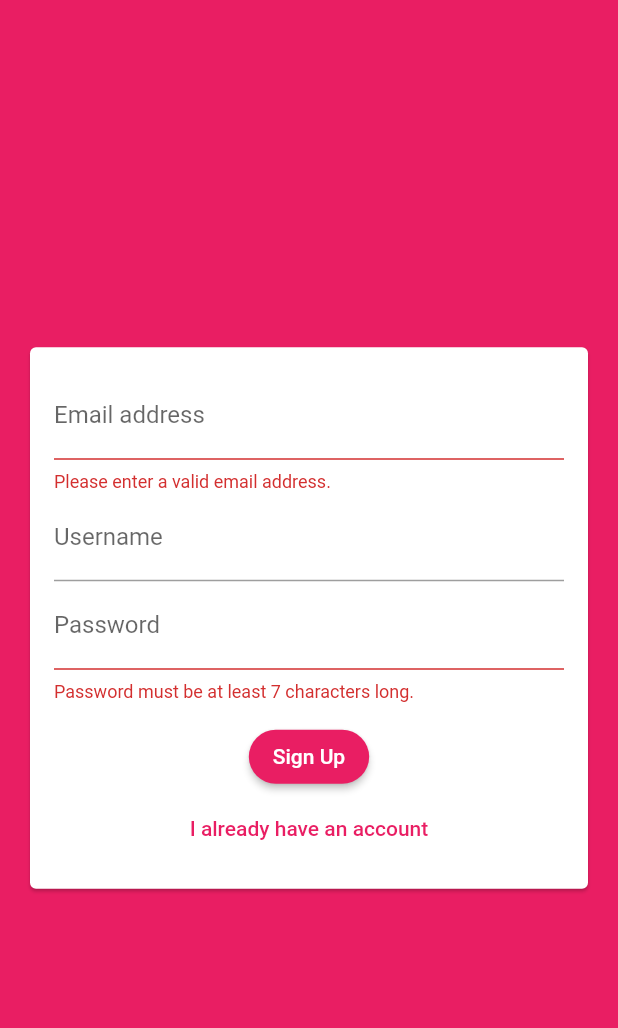
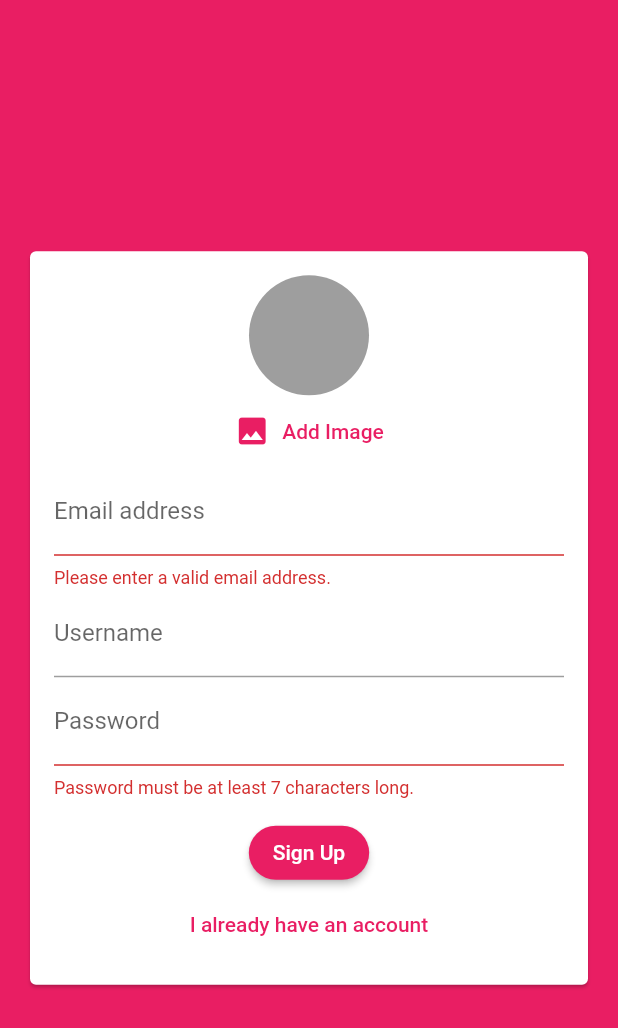
Before and after one commit to mertguler94/chat_app_flutter, a Flutter app: the screen it shows after launch, after a tap on "Login", after a tap on "Create new account", on a phone screen of 412 x 824 dp. Shown: the top 1028 px of the screen. Run offline on Flutter 3.47's test engine with Material 2 defaults, Android fonts, the phone set to English and light mode, and no system bars; our stand-ins replace cloud_firestore, firebase_auth, firebase_core, firebase_messaging, firebase_storage, image_picker; accounts and stored records are empty.

Commit message:
User profile image picker and uploader is completed along with minor UI modifications

```diff
--- a/lib/screens/auth_screen.dart
+++ b/lib/screens/auth_screen.dart
@@ -1,6 +1,8 @@
+import 'dart:io';
 import 'package:flutter/material.dart';
 import 'package:firebase_auth/firebase_auth.dart';
 import 'package:cloud_firestore/cloud_firestore.dart';
+import 'package:firebase_storage/firebase_storage.dart';
 
 import '../widgets/auth/auth_form.dart';
 
@@ -19,6 +21,7 @@ class _AuthScreenState extends State<AuthScreen> {
     String email,
     String password,
     String username,
+    File image,
     bool isLogin,
     // BuildContext ctx,
   ) async {
@@ -35,12 +38,22 @@ class _AuthScreenState extends State<AuthScreen> {
         authResult = await _auth.createUserWithEmailAndPassword(
             email: email, password: password);
 
+        final ref = FirebaseStorage.instance
+            .ref()
+            .child('user_images')
+            .child('${authResult.user!.uid}.jpg');
+
+        await ref.putFile(image).whenComplete(() => null);
+
+        final url = await ref.getDownloadURL();
+
         await FirebaseFirestore.instance
             .collection('users')
             .doc(authResult.user!.uid)
             .set({
           'username': username,
           'email': email,
+          'image_url': url,
         });
       }
     } on FirebaseAuthException catch (err) {
--- a/lib/widgets/auth/auth_form.dart
+++ b/lib/widgets/auth/auth_form.dart
@@ -1,4 +1,7 @@
+import 'dart:io';
 import 'package:flutter/material.dart';
+
+import './user_image_picker.dart';
 
 class AuthForm extends StatefulWidget {
   final bool isLoading;
@@ -6,6 +9,7 @@ class AuthForm extends StatefulWidget {
     String email,
     String password,
     String username,
+    File image,
     bool isLogin,
   ) submitFn;
 
@@ -22,15 +26,34 @@ class _AuthFormState extends State<AuthForm> {
   var _userEmail = '';
   var _userName = '';
   var _userPassword = '';
+  File? _userImageFile;
+
+  void _pickedImage(File image) {
+    _userImageFile = image;
+  }
 
   void _trySubmit() {
     final isValid = _formKey.currentState?.validate();
     FocusScope.of(context).unfocus();
 
+    if (_userImageFile == null && !_isLogin) {
+      ScaffoldMessenger.of(context).hideCurrentSnackBar();
+      ScaffoldMessenger.of(context).showSnackBar(SnackBar(
+        content: const Text('Please pick an image.'),
+        backgroundColor: Theme.of(context).colorScheme.error,
+      ));
+      return;
+    }
+
     if (isValid!) {
       _formKey.currentState?.save();
       widget.submitFn(
-          _userEmail.trim(), _userPassword.trim(), _userName.trim(), _isLogin);
+        _userEmail.trim(),
+        _userPassword.trim(),
+        _userName.trim(),
+        _userImageFile!,
+        _isLogin,
+      );
     }
   }
 
@@ -47,6 +70,7 @@ class _AuthFormState extends State<AuthForm> {
             child: Column(
               mainAxisSize: MainAxisSize.min,
               children: <Widget>[
+                if (!_isLogin) UserImagePicker(_pickedImage),
                 TextFormField(
                   key: const ValueKey('email'),
                   validator: ((value) {
--- /dev/null
+++ b/lib/widgets/auth/user_image_picker.dart
@@ -0,0 +1,46 @@
+import 'dart:io';
+
+import 'package:flutter/material.dart';
+import 'package:image_picker/image_picker.dart';
+
+class UserImagePicker extends StatefulWidget {
+  final void Function(File pickedImage) imagePickFn;
+  const UserImagePicker(this.imagePickFn, {super.key});
+
+  @override
+  State<UserImagePicker> createState() => _UserImagePickerState();
+}
+
+class _UserImagePickerState extends State<UserImagePicker> {
+  File? _pickedImage;
+
+  void _pickImage() async {
+    final ImagePicker picker = ImagePicker();
+    final XFile? image = await picker.pickImage(
+      source: ImageSource.camera,
+      imageQuality: 50,
+      maxWidth: 150,
+    );
+    if (image != null) {
+      setState(() {
+        _pickedImage = File(image.path);
+      });
+      widget.imagePickFn(_pickedImage!);
+    }
+  }
+
+  @override
+  Widget build(BuildContext context) {
+    return Column(children: [
+      CircleAvatar(
+        backgroundColor: Colors.grey,
+        radius: 40,
+        backgroundImage: _pickedImage != null ? FileImage(_pickedImage!) : null,
+      ),
+      TextButton.icon(
+          onPressed: _pickImage,
+          icon: const Icon(Icons.image),
+          label: const Text('Add Image')),
+    ]);
+  }
+}
--- a/lib/widgets/chat/messages.dart
+++ b/lib/widgets/chat/messages.dart
@@ -20,6 +20,7 @@ class Messages extends StatelessWidget {
           itemBuilder: ((context, index) => MessageBubble(
                 chatDocs?[index]['text'],
                 chatDocs?[index]['username'],
+                chatDocs?[index]['userImage'],
                 chatDocs?[index]['userId'] ==
                     FirebaseAuth.instance.currentUser?.uid,
                 messageKey: ValueKey(chatDocs?[index].id),
--- a/lib/widgets/chat/new_message.dart
+++ b/lib/widgets/chat/new_message.dart
@@ -26,6 +26,7 @@ class _NewMessageState extends State<NewMessage> {
       'sentAt': Timestamp.now(),
       'userId': user?.uid,
       'username': userData['username'],
+      'userImage': userData['image_url'],
     });
     _controller.clear();
     setState(() {
--- a/pubspec.yaml
+++ b/pubspec.yaml
@@ -39,6 +39,10 @@ dependencies:
   firebase_core: ^1.24.0
   cloud_firestore: ^3.5.1
   firebase_auth: ^3.11.2
+  image_picker: ^0.8.6
+  firebase_storage: ^10.3.11
+  firebase_messaging: ^13.1.0
+  # firebase_analytics: ^9.3.8
 
 dev_dependencies:
   flutter_test:
```
Also changed, not shown: lib/screens/chat_screen.dart (+35 -1 lines), lib/widgets/chat/message_bubble.dart (+22 -6 lines), pubspec.lock, 1 other file.
